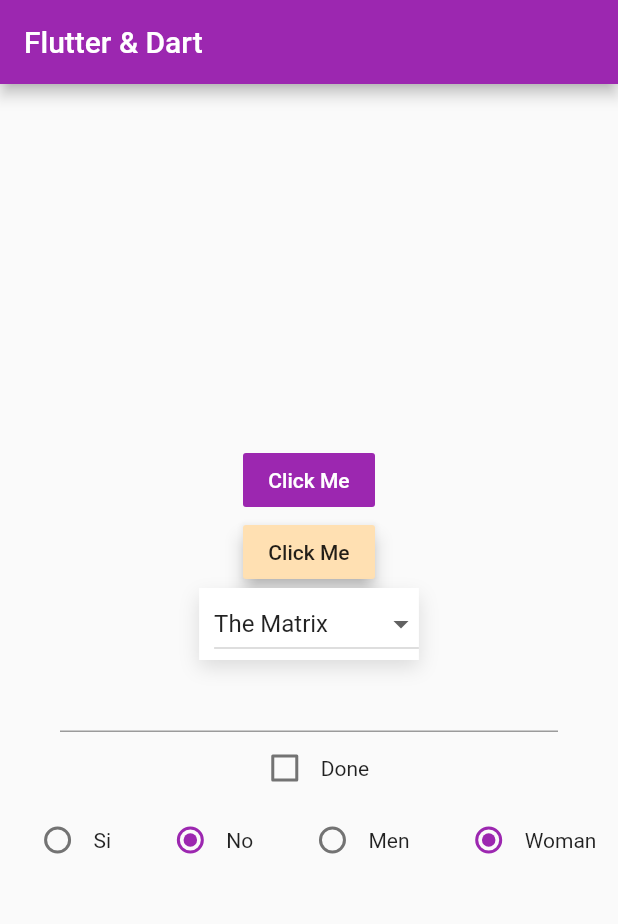
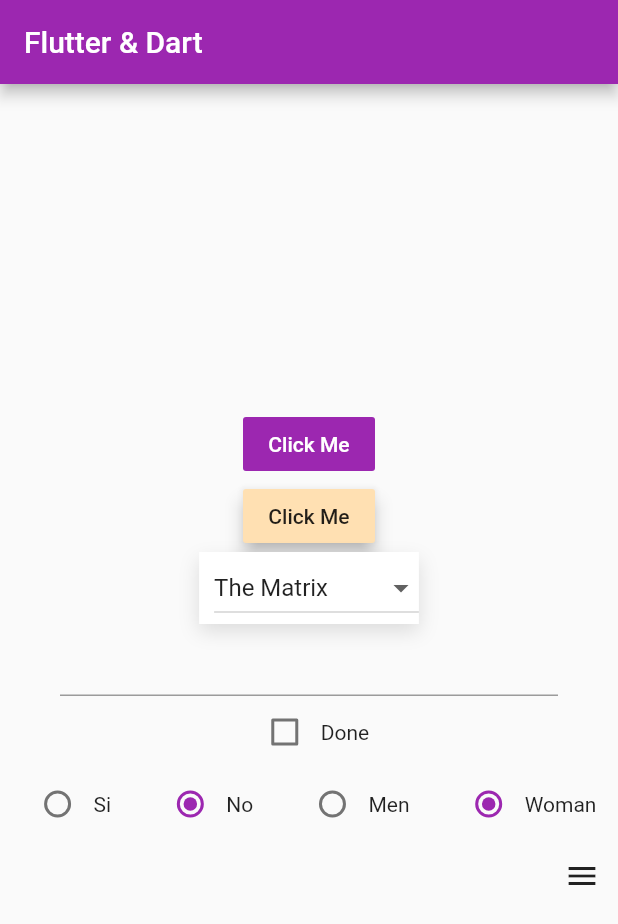
Before and after one commit to DiaDeMuertos/Udemy_section5, a Flutter app: the screen it shows after launch, on a phone screen of 412 x 824 dp. Shown: the top 924 px of the screen. Run offline on Flutter 3.47's test engine with Material 2 defaults, Android fonts, the phone set to English and light mode, and no system bars.

```diff
--- a/lib/main.dart
+++ b/lib/main.dart
@@ -111,7 +111,13 @@ class _MyHomePageState extends State<MyHomePage> {
               Text('Done'),
             ],
           ),
-          Radios()
+          Radios(),
+          Row(
+            mainAxisAlignment: MainAxisAlignment.end,
+            children: <Widget>[
+              menuPlaces(),
+            ],
+          ),
         ],
       ),
     );
```
